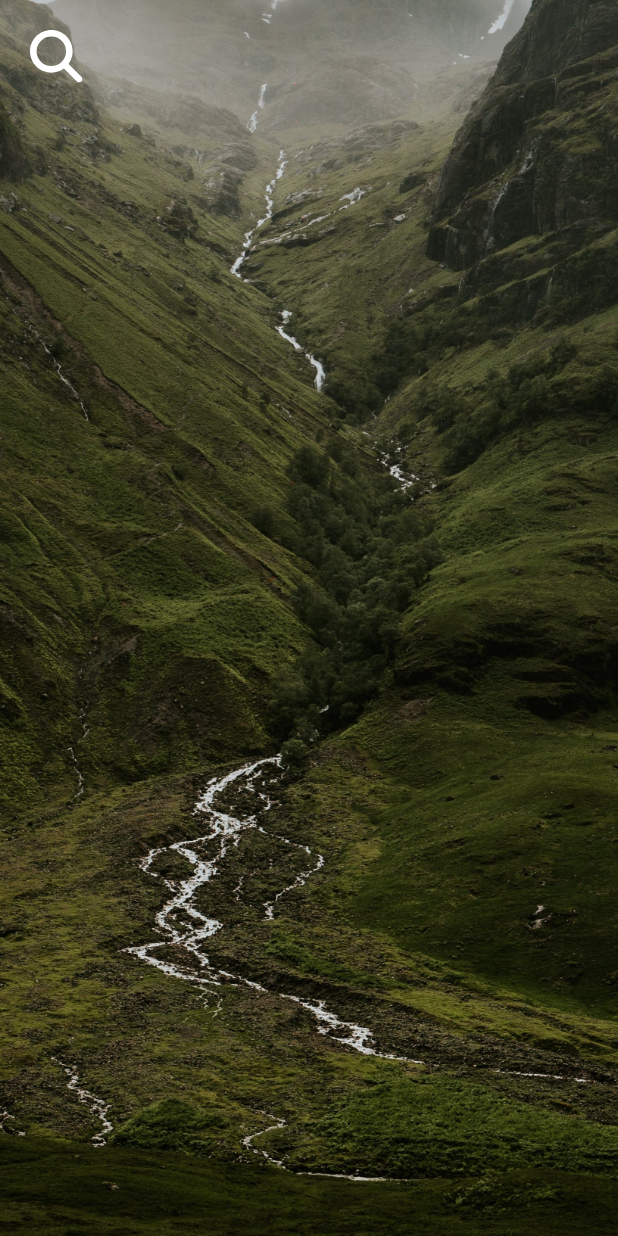
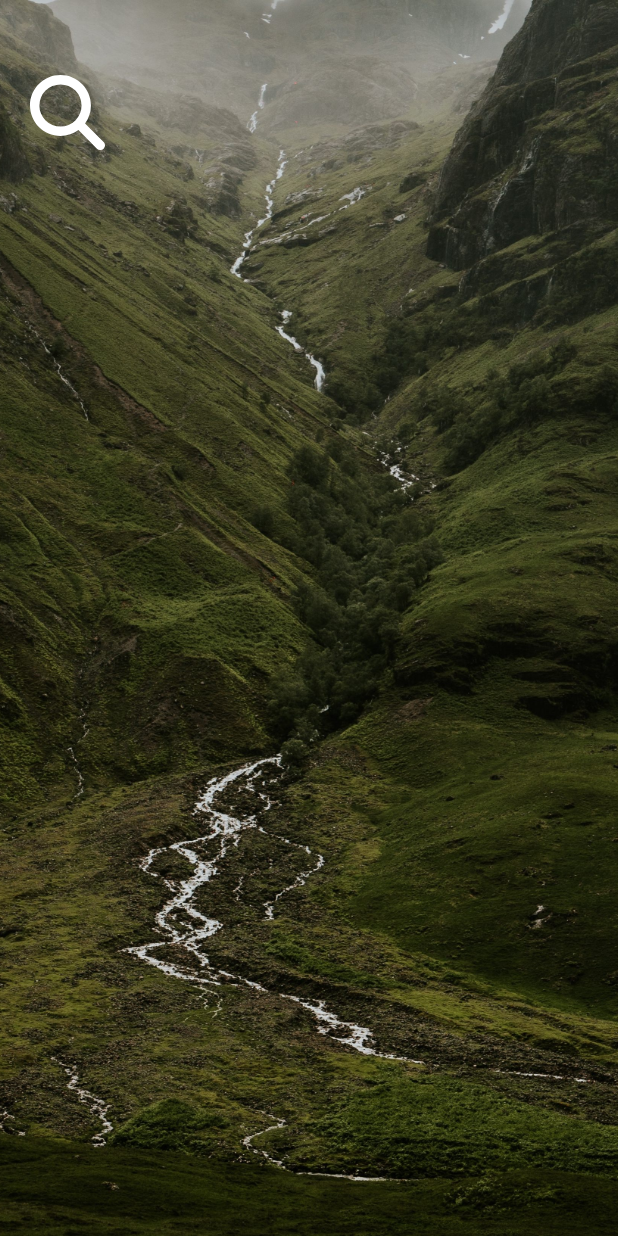
Before and after one commit to Avanta8/WeHike, a Flutter app: the screen it shows after launch, on a phone screen of 412 x 824 dp. Run offline on Flutter 3.47's test engine with Material 2 defaults, Android fonts, the phone set to English and light mode, and no system bars; our stand-ins replace flutter_svg, geolocator, location, shared_preferences.

Commit message:
Moved magnifying glass down on not-loading page

```diff
--- a/we_hike/lib/homelayout/layout.dart
+++ b/we_hike/lib/homelayout/layout.dart
@@ -78,13 +78,13 @@ class _LayoutState extends State<Layout> {
             ),
           child: GestureDetector(
             child: Padding(
-              padding: const EdgeInsets.fromLTRB(20, 20, 20, 20),
+              padding: const EdgeInsets.fromLTRB(20, 50, 20, 20),
               // the GestureDetector allows the magnifying glass to direct us to the search page when pressed
                 child: Align(
                   alignment: Alignment.topLeft,
                   child: SizedBox(
-                    height: 35,
-                    width: 35,
+                    height: 50,
+                    width: 50,
                     child: widget.svg,
                   ),
                 ),
```
